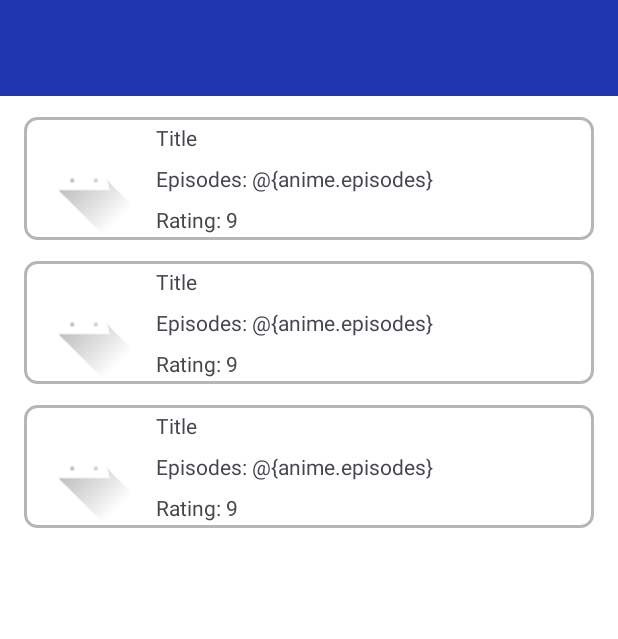
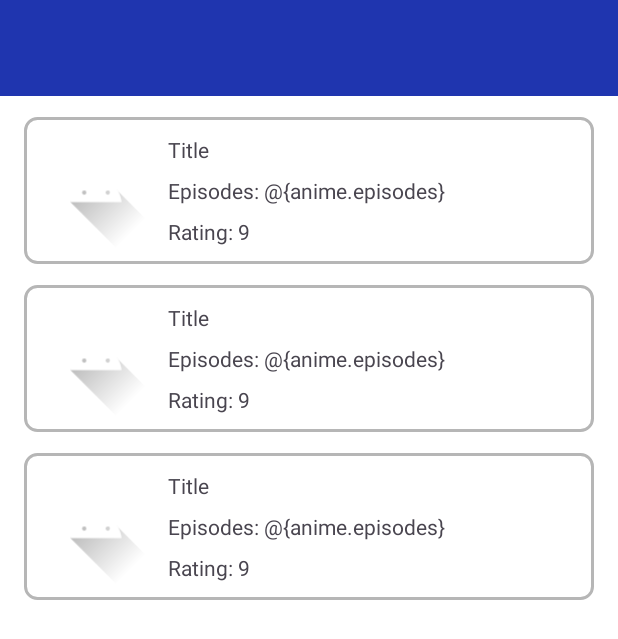
Before and after one commit to Anish0822/AnimeApp, an Android app: the layout activity_anime_list.xml on its own in the app's theme, with its tools: preview values and no code run, on a phone screen of 412 x 824 dp. Shown: the top 639 px of the screen. Run offline under Robolectric (Android 15) with nearby library versions, the phone set to English and light mode, and no system bars.

Commit message:
Final Commit

```diff
--- a/app/src/main/java/com/example/seekhoapp/ui/animeDetail/AnimeDetailActivity.kt
+++ b/app/src/main/java/com/example/seekhoapp/ui/animeDetail/AnimeDetailActivity.kt
@@ -49,7 +49,8 @@ class AnimeDetailActivity : AppCompatActivity() {
                 binding.tvTitle.text = anime.data.title
                 binding.tvSynopsis.text = anime.data.synopsis
                 binding.tvGenres.text = anime.data.genres.joinToString { it.name }
-                binding.tvEpisodes.text = getString(R.string.episodes, anime.data.episodes.toString())
+                binding.tvEpisodes.text =
+                    getString(R.string.episodes, anime.data.episodes.toString())
                 binding.tvRating.text = anime.data.score.toString()
 
                 if (anime.data.trailer?.embed_url != null) {
--- a/app/src/main/java/com/example/seekhoapp/ui/animeDetail/AnimeDetailViewModelFactory.kt
+++ b/app/src/main/java/com/example/seekhoapp/ui/animeDetail/AnimeDetailViewModelFactory.kt
@@ -4,7 +4,8 @@ import androidx.lifecycle.ViewModel
 import androidx.lifecycle.ViewModelProvider
 import com.example.seekhoapp.repository.AnimeRepository
 
-class AnimeDetailViewModelFactory(private val repository: AnimeRepository) : ViewModelProvider.Factory {
+class AnimeDetailViewModelFactory(private val repository: AnimeRepository) :
+    ViewModelProvider.Factory {
     override fun <T : ViewModel> create(modelClass: Class<T>): T {
         return AnimeDetailViewModel(repository) as T
     }
--- a/app/src/main/res/drawable/ic_arrow_back.xml
+++ b/app/src/main/res/drawable/ic_arrow_back.xml
@@ -3,7 +3,7 @@
     android:height="@dimen/margin_16"
     android:viewportWidth="16"
     android:viewportHeight="16">
-  <path
-      android:pathData="M3.825,9L9.425,14.6L8,16L0,8L8,0L9.425,1.4L3.825,7H16V9H3.825Z"
-      android:fillColor="#0C0C0C"/>
+    <path
+        android:fillColor="#0C0C0C"
+        android:pathData="M3.825,9L9.425,14.6L8,16L0,8L8,0L9.425,1.4L3.825,7H16V9H3.825Z" />
 </vector>
--- a/app/src/main/res/drawable/ic_star.xml
+++ b/app/src/main/res/drawable/ic_star.xml
@@ -1,9 +1,9 @@
 <vector xmlns:android="http://schemas.android.com/apk/res/android"
     android:width="@dimen/margin_24"
     android:height="@dimen/margin_24"
+    android:tint="@android:color/holo_orange_light"
     android:viewportWidth="24"
-    android:viewportHeight="24"
-    android:tint="@android:color/holo_orange_light">
+    android:viewportHeight="24">
     <path
         android:fillColor="#FFD700"
         android:pathData="M12,17.27L18.18,21l-1.64-7.03L22,9.24l-7.19-.61L12,2 9.19,8.63 2,9.24l5.46,4.73L5.82,21z" />
--- a/app/src/main/res/drawable/rectangle_border.xml
+++ b/app/src/main/res/drawable/rectangle_border.xml
@@ -1,9 +1,9 @@
 <?xml version="1.0" encoding="utf-8"?>
 <shape xmlns:android="http://schemas.android.com/apk/res/android">
-    <solid android:color="@color/white"/>
+    <solid android:color="@color/white" />
     <stroke
-        android:color="#B6B6B6"
-        android:width="@dimen/margin_2"/>
-    <corners android:radius="@dimen/margin_8"/>
+        android:width="@dimen/margin_2"
+        android:color="#B6B6B6" />
+    <corners android:radius="@dimen/margin_8" />
 
 </shape>
--- a/app/src/main/res/layout/activity_anime_list.xml
+++ b/app/src/main/res/layout/activity_anime_list.xml
@@ -2,6 +2,7 @@
     xmlns:tools="http://schemas.android.com/tools">
 
     <data>
+
         <variable
             name="viewModel"
             type="com.example.seekhoapp.ui.animeList.AnimeListViewModel" />
@@ -14,17 +15,17 @@
 
         <include
             android:id="@+id/toolbar"
-            layout="@layout/layout_toolbar"/>
+            layout="@layout/layout_toolbar" />
 
         <androidx.recyclerview.widget.RecyclerView
             android:id="@+id/recyclerView"
             android:layout_width="match_parent"
             android:layout_height="match_parent"
+            android:layout_below="@+id/toolbar"
             android:layout_marginHorizontal="@dimen/margin_16"
             android:visibility="gone"
-            tools:visibility="visible"
-            android:layout_below="@+id/toolbar"
-            tools:listitem="@layout/row_item_anime" />
+            tools:listitem="@layout/row_item_anime"
+            tools:visibility="visible" />
 
         <ProgressBar
             android:id="@+id/progressBar"
--- a/app/src/main/res/layout/layout_toolbar.xml
+++ b/app/src/main/res/layout/layout_toolbar.xml
@@ -39,10 +39,10 @@
                 android:layout_height="wrap_content"
                 android:layout_centerInParent="true"
                 android:layout_gravity="center"
+                android:ellipsize="end"
+                android:maxLength="24"
                 android:singleLine="true"
                 android:textColor="@color/white"
-                android:maxLength="24"
-                android:ellipsize="end"
                 android:textSize="@dimen/font_16"
                 android:textStyle="bold"
                 tools:text="@string/app_name"
--- a/app/src/main/res/layout/row_item_anime.xml
+++ b/app/src/main/res/layout/row_item_anime.xml
@@ -3,6 +3,7 @@
     xmlns:tools="http://schemas.android.com/tools">
 
     <data>
+
         <variable
             name="anime"
             type="com.example.seekhoapp.api.response.Anime" />
@@ -11,8 +12,9 @@
     <androidx.constraintlayout.widget.ConstraintLayout
         android:layout_width="match_parent"
         android:layout_height="wrap_content"
+        android:layout_marginTop="@dimen/margin_14"
         android:background="@drawable/rectangle_border"
-        android:layout_marginTop="@dimen/margin_14">
+        android:padding="@dimen/margin_8">
 
         <ImageView
             android:id="@+id/animeImage"
@@ -21,46 +23,46 @@
             android:layout_marginEnd="@dimen/margin_8"
             android:scaleType="centerCrop"
             app:imageUrl="@{anime.images.jpg.image_url}"
-            tools:src="@drawable/ic_launcher_foreground"
+            app:layout_constraintBottom_toBottomOf="parent"
             app:layout_constraintStart_toStartOf="parent"
             app:layout_constraintTop_toTopOf="parent"
-            app:layout_constraintBottom_toBottomOf="parent" />
+            tools:src="@drawable/ic_launcher_foreground" />
 
         <TextView
             android:id="@+id/animeTitle"
             android:layout_width="0dp"
             android:layout_height="wrap_content"
+            android:layout_marginStart="@dimen/margin_8"
+            android:ellipsize="end"
+            android:maxLines="2"
+            android:paddingVertical="@dimen/margin_4"
             android:text="@{anime.title}"
-            tools:text="Title"
-            android:paddingVertical="@dimen/margin_4"
-            android:layout_marginStart="@dimen/margin_8"
-            android:maxLines="2"
-            android:ellipsize="end"
+            app:layout_constraintEnd_toEndOf="parent"
             app:layout_constraintStart_toEndOf="@id/animeImage"
             app:layout_constraintTop_toTopOf="parent"
-            app:layout_constraintEnd_toEndOf="parent" />
+            tools:text="Title" />
 
         <TextView
             android:id="@+id/animeEpisodes"
             android:layout_width="0dp"
             android:layout_height="wrap_content"
+            android:paddingVertical="@dimen/margin_4"
             android:text='@{String.format(@string/episodes_text, anime.episodes)}'
-            tools:text="Episodes: @{anime.episodes}"
-            android:paddingVertical="@dimen/margin_4"
+            app:layout_constraintEnd_toEndOf="parent"
             app:layout_constraintStart_toStartOf="@id/animeTitle"
             app:layout_constraintTop_toBottomOf="@id/animeTitle"
-            app:layout_constraintEnd_toEndOf="parent" />
+            tools:text="Episodes: @{anime.episodes}" />
 
         <TextView
             android:id="@+id/animeRating"
             android:layout_width="0dp"
             android:layout_height="wrap_content"
+            android:paddingVertical="@dimen/margin_4"
             android:text='@{String.format(@string/rating_text, anime.score)}'
-            tools:text="Rating: 9"
-            android:paddingVertical="@dimen/margin_4"
+            app:layout_constraintEnd_toEndOf="parent"
             app:layout_constraintStart_toStartOf="@id/animeTitle"
             app:layout_constraintTop_toBottomOf="@id/animeEpisodes"
-            app:layout_constraintEnd_toEndOf="parent" />
+            tools:text="Rating: 9" />
 
     </androidx.constraintlayout.widget.ConstraintLayout>
 
```
Also changed, not shown: app/src/main/res/layout/activity_anime_detail.xml (+11 -10 lines).
